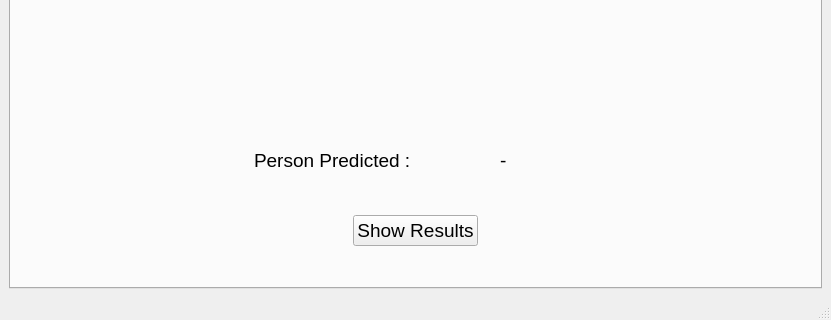
First picture: the form in Face Detection.ui, repository abdallahahmed11/CV-Task5, before the edit; both pictures show x 0 to 831 and y 478 to 798 of the 831 by 798 pixel window.
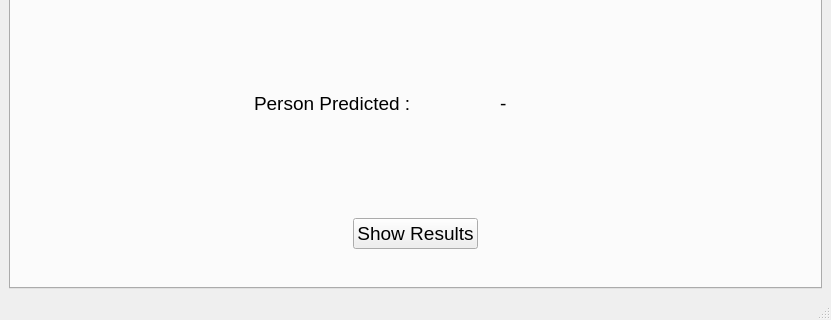
Second picture: the form after the edit. The open tabs and pages were chosen to show the change. Icons and pictures are not drawn.

```diff
--- a/Face Detection.ui
+++ b/Face Detection.ui
@@ -1417,7 +1417,7 @@
        </attribute>
        <layout class="QGridLayout" name="gridLayout_4">
         <item row="0" column="0">
-         <layout class="QVBoxLayout" name="verticalLayout_4" stretch="1,15,1,1,1,1,1">
+         <layout class="QVBoxLayout" name="verticalLayout_4" stretch="1,15,1,1,1,1,1,1,1">
           <item>
            <spacer name="verticalSpacer_8">
             <property name="orientation">
@@ -1544,6 +1544,61 @@
             </item>
            </layout>
           </item>
+          <item>
+           <spacer name="verticalSpacer_5">
+            <property name="orientation">
+             <enum>Qt::Vertical</enum>
+            </property>
+            <property name="sizeHint" stdset="0">
+             <size>
+              <width>20</width>
+              <height>40</height>
+             </size>
+            </property>
+           </spacer>
+          </item>
+          <item>
+           <layout class="QHBoxLayout" name="horizontalLayout_4">
+            <item>
+             <spacer name="horizontalSpacer_9">
+              <property name="orientation">
+               <enum>Qt::Horizontal</enum>
+              </property>
+              <property name="sizeHint" stdset="0">
+               <size>
+                <width>40</width>
+                <height>20</height>
+               </size>
+              </property>
+             </spacer>
+            </item>
+            <item>
+             <widget class="QLabel" name="percentage_label">
+              <property name="font">
+               <font>
+                <pointsize>14</pointsize>
+               </font>
+              </property>
+              <property name="text">
+               <string/>
+              </property>
+             </widget>
+            </item>
+            <item>
+             <spacer name="horizontalSpacer_8">
+              <property name="orientation">
+               <enum>Qt::Horizontal</enum>
+              </property>
+              <property name="sizeHint" stdset="0">
+               <size>
+                <width>40</width>
+                <height>20</height>
+               </size>
+              </property>
+             </spacer>
+            </item>
+           </layout>
+          </item>
           <item>
            <spacer name="verticalSpacer_4">
             <property name="orientation">
```
Left out of the diff: 2 changed lines with no effect on the pictures.
